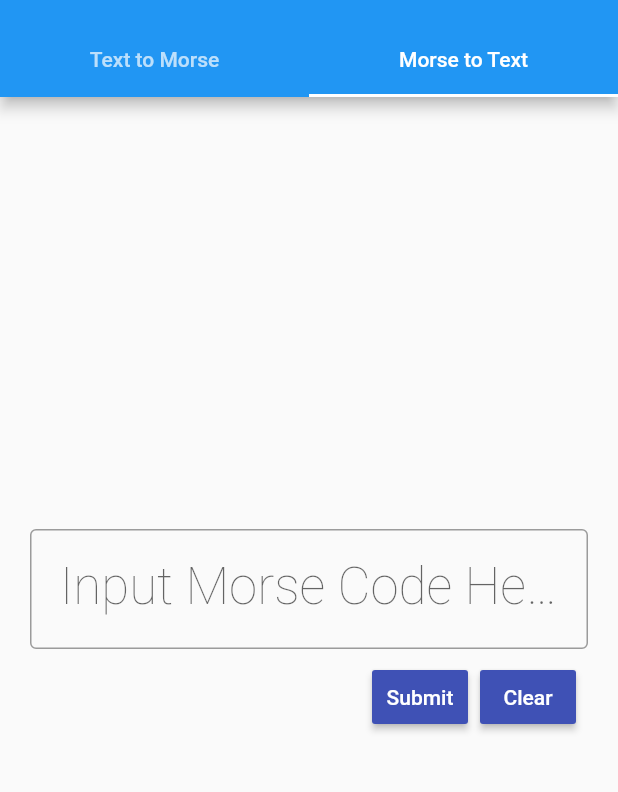
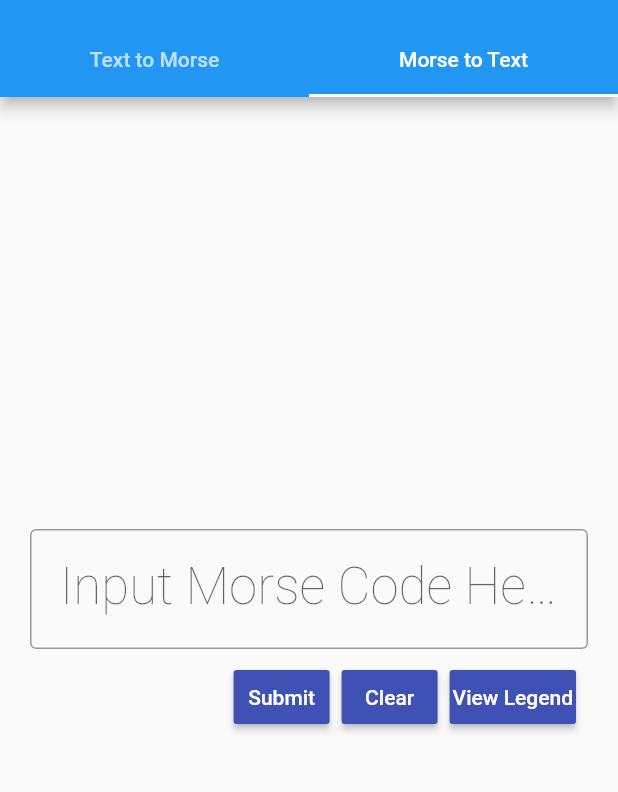
Before and after one commit to Jack-Vaughn/morse_code_translation, a Flutter app: the screen it shows after launch, tab 2 chosen, after a tap on "Clear", on a phone screen of 412 x 824 dp, the part 59-851 px from its top. Run offline on Flutter 3.47's test engine with Material 2 defaults, Android fonts, the light colour scheme and no system bars.

Commit message:
-On pubspec.yaml, Added: flutter:                            assets:                              -assets/images/morse_legend.png                              -assets/images -On TtM, Added "View Legend" RaisedButton in the same format as the other buttons -Created assets directory and images subdirectory -Added function to "Clear" button on TTM Tab using MTT Tab method -On MtT, Added "View Legend" RaisedButton in the same format as other buttons.

```diff
--- a/lib/MorseToTextTab.dart
+++ b/lib/MorseToTextTab.dart
@@ -59,6 +59,18 @@ class _DeckViewState extends State<MorseToTextTab> {
                               padding: EdgeInsets.all(2.0),
                               splashColor: Colors.orange,
                             ),
+                            RaisedButton(
+                              child: Text("View Legend"),
+                              onPressed: () => {
+                                setState(() {
+                                  return Image(image: AssetImage('assets/images/morse_legend.png'));
+                                })
+                              },
+                              color: Colors.indigo,
+                              textColor: Colors.white,
+                              padding: EdgeInsets.all(2.0),
+                              splashColor: Colors.orange,
+                            ),
                           ],
                         )
                       ],
--- a/lib/TextToMorseTab.dart
+++ b/lib/TextToMorseTab.dart
@@ -7,10 +7,14 @@ class TextToMorseTab extends StatefulWidget {
 
 class _DeckViewState extends State<TextToMorseTab> {
   // DECLARE VARIABLES HERE
+  final ttmField = TextEditingController();
 
   _DeckViewState() {
-    // PLACEHOLDER
+
   }
+  clearTextInput(){
+    ttmField.clear();
+  }//end clearTextInput
 
   @override
   Widget build(BuildContext context) {
@@ -33,6 +37,7 @@ class _DeckViewState extends State<TextToMorseTab> {
                         labelText: 'Input',
                         contentPadding: const EdgeInsets.all(20.0),
                       ),
+                      controller: ttmField,
                       style: new TextStyle(
                           fontSize: 34.0,
                           color: const Color(0xFF000000),
@@ -51,15 +56,19 @@ class _DeckViewState extends State<TextToMorseTab> {
                         ),
                         RaisedButton(
                           child: Text("Clear"),
-                          onPressed: () => {},
                           color: Colors.blue,
+                          onPressed: () => {clearTextInput()},
                           textColor: Colors.white,
                           padding: EdgeInsets.all(2.0),
                           splashColor: Colors.orange,
                         ),
                         RaisedButton(
                           child: Text("View Legend"),
-                          onPressed: () => {},
+                          onPressed: () => {
+                            setState(() {
+                              return Image(image: AssetImage('assets/images/morse_legend.png'));
+                            })
+                          },// On Pressed
                           color: Colors.blue,
                           textColor: Colors.white,
                           padding: EdgeInsets.all(2.0),
--- a/pubspec.yaml
+++ b/pubspec.yaml
@@ -38,6 +38,9 @@ dev_dependencies:
 
 # The following section is specific to Flutter.
 flutter:
+  assets:
+    - assets/images
+    - assets/images/morse_legend.png
 
   # The following line ensures that the Material Icons font is
   # included with your application, so that you can use the icons in
```
Also changed, not shown: 1 other file.
